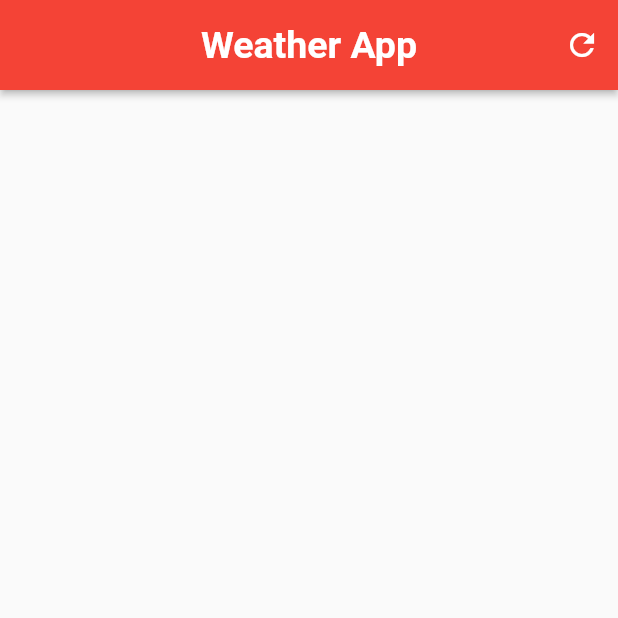
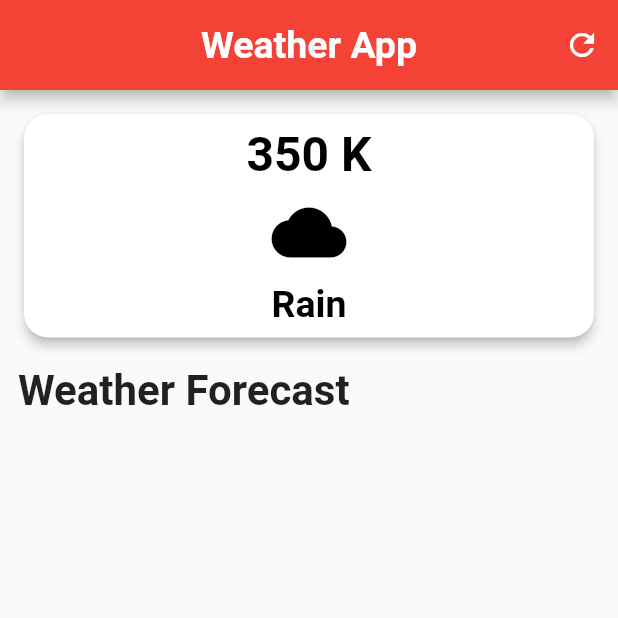
Before and after one commit to pulkit-singhall/weather-app, a Flutter app: the screen it shows after launch, on a phone screen of 412 x 824 dp, the top half of it. Run offline on Flutter 3.47's test engine with Material 2 defaults, Android fonts, the phone set to English and light mode, and no system bars.

Commit message:
Next Commit

```diff
--- a/lib/homescreen.dart
+++ b/lib/homescreen.dart
@@ -13,15 +13,84 @@ class HomeScreen extends StatelessWidget {
               color: Colors.white, fontSize: 25, fontWeight: FontWeight.bold),
         ),
         centerTitle: true,
-        elevation: 2.0,
+        elevation: 4.0,
         backgroundColor: Colors.red,
         toolbarHeight: 60,
         actions: [
-          IconButton(onPressed: (){}, icon: const Icon(Icons.refresh)),
+          IconButton(onPressed: () {}, icon: const Icon(Icons.refresh)),
         ],
       ),
-      body: const Column(
+      body: Padding(
+        padding: const EdgeInsets.symmetric(vertical: 12, horizontal: 12),
+        child: Column( // main column
+          children: [
+            // main card
+            SizedBox(
+              width: double.infinity, // full screen
+              child: Card(
+                elevation: 3.0,
+                color: Colors.white,
+                shape: RoundedRectangleBorder(
+                  borderRadius: BorderRadius.circular(16),
+                ),
+                child: const Padding(
+                  padding: EdgeInsets.symmetric(vertical: 8.0),
+                  child: Column(
+                    children: [
+                      Text(
+                        "350 K",
+                        style: TextStyle(
+                            fontWeight: FontWeight.w600,
+                            fontSize: 32,
+                            color: Colors.black),
+                      ),
+                      SizedBox(
+                        height: 8,
+                      ),
+                      Icon(
+                        Icons.cloud,
+                        size: 50,
+                        color: Colors.black,
+                      ),
+                      SizedBox(
+                        height: 8,
+                      ),
+                      Text("Rain",
+                          style: TextStyle(
+                              fontWeight: FontWeight.w600,
+                              fontSize: 25,
+                              color: Colors.black))
+                    ],
+                  ),
+                ),
+              ),
+            ),
+            // different time slots recycler view
+            const SizedBox(
+              height: 15,
+            ),
+            const Align(
+              alignment: Alignment.topLeft,
+              child: Text(
+                "Weather Forecast",
+                style: TextStyle(fontSize: 28, fontWeight: FontWeight.bold,),
+              ),
+            ),
+            const SizedBox(
+              height: 15,
+            ),
+            const Row(
+              children: [
 
+              ],
+            ),
+            const SizedBox(
+              height: 15,
+            ),
+            // other details
+
+          ],
+        ),
       ),
     );
   }
```
